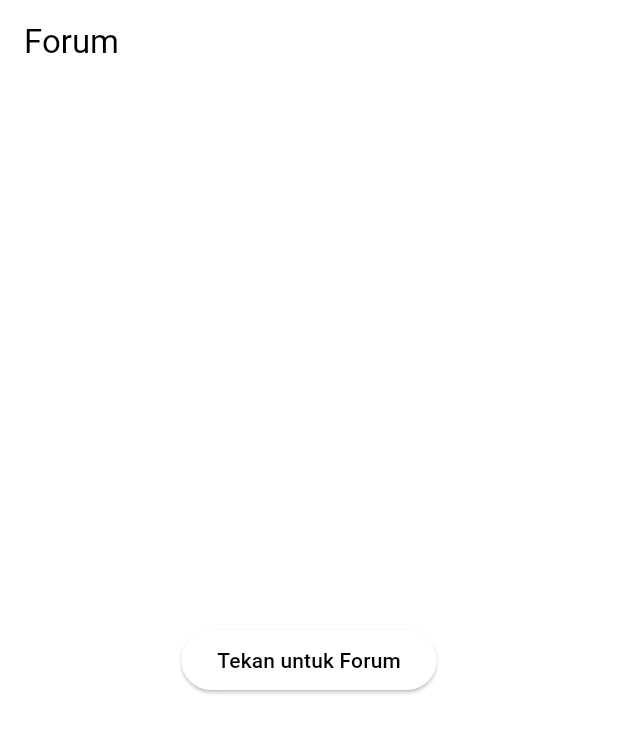
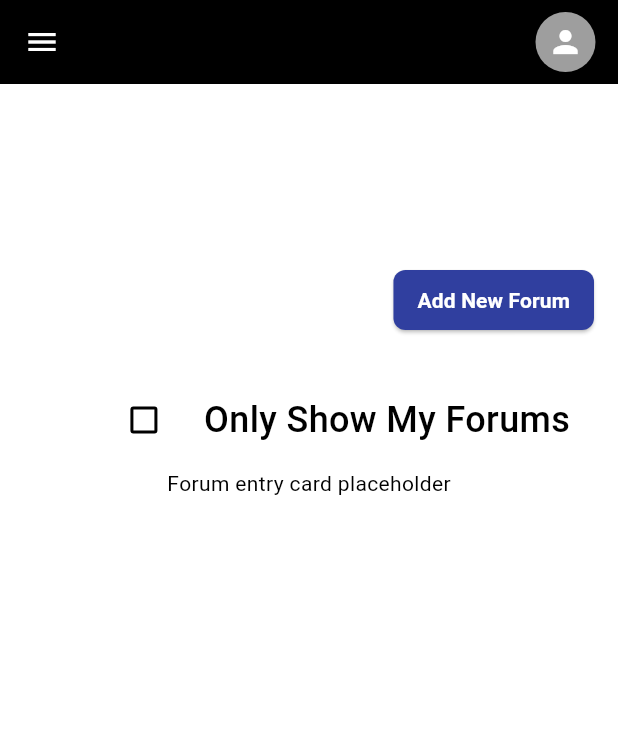
Before and after one commit to PBPgasal24-E01/bandung-couture-mobile, a Flutter app: the ForumPage widget shown alone on an empty page, opened directly, on a phone screen of 412 x 824 dp. Shown: the top 733 px of the screen. Run offline on Flutter 3.47's test engine with Material 3 defaults, Android fonts, the phone set to English and light mode, and no system bars; missing offline and left inert: pbp_django_auth; statements that could not run were skipped.

Commit message:
feat(forum): first commit, nothing works yet, save progress on models, screens, changes on navigation

```diff
--- /dev/null
+++ b/lib/models/forum/forum_entry.dart
@@ -0,0 +1,65 @@
+// To parse this JSON data, do
+//
+//     final forum = forumFromJson(jsonString);
+
+import 'dart:convert';
+
+List<Forum> forumFromJson(String str) => List<Forum>.from(json.decode(str).map((x) => Forum.fromJson(x)));
+
+String forumToJson(List<Forum> data) => json.encode(List<dynamic>.from(data.map((x) => x.toJson())));
+
+class Forum {
+    String model;
+    String pk;
+    Fields fields;
+
+    Forum({
+        required this.model,
+        required this.pk,
+        required this.fields,
+    });
+
+    factory Forum.fromJson(Map<String, dynamic> json) => Forum(
+        model: json["model"],
+        pk: json["pk"],
+        fields: Fields.fromJson(json["fields"]),
+    );
+
+    Map<String, dynamic> toJson() => {
+        "model": model,
+        "pk": pk,
+        "fields": fields.toJson(),
+    };
+}
+
+class Fields {
+    int user;
+    dynamic parent;
+    String title;
+    String details;
+    DateTime time;
+
+    Fields({
+        required this.user,
+        required this.parent,
+        required this.title,
+        required this.details,
+        required this.time,
+    });
+
+    factory Fields.fromJson(Map<String, dynamic> json) => Fields(
+        user: json["user"],
+        parent: json["parent"],
+        title: json["title"],
+        details: json["details"],
+        time: DateTime.parse(json["time"]),
+    );
+
+    Map<String, dynamic> toJson() => {
+        "user": user,
+        "parent": parent,
+        "title": title,
+        "details": details,
+        "time": time.toIso8601String(),
+    };
+}
--- /dev/null
+++ b/lib/screens/forum/forum.dart
@@ -0,0 +1,155 @@
+import 'package:flutter/material.dart';
+import 'package:bandung_couture_mobile/widgets/left_drawer.dart';
+import 'package:bandung_couture_mobile/models/forum/forum_entry.dart'; // Ensure this import is correct and the ForumEntry class is defined in this file
+import 'dart:convert';
+import 'package:bandung_couture_mobile/main.dart';
+import 'package:provider/provider.dart';
+import 'package:bandung_couture_mobile/constants/url.dart';
+
+class ForumPage extends StatefulWidget {
+  final bool idNotFound;
+
+  const ForumPage({Key? key, this.idNotFound = false}) : super(key: key);
+
+  @override
+  State<ForumPage> createState() => _ForumPageState();
+}
+
+class _ForumPageState extends State<ForumPage> {
+  bool showOnlyMyForums = false;
+
+  void showForumForm() {
+    // TODO: Implement forum form dialog
+  }
+
+  Future<List<Forum>> fetchForumEntries() async {
+    final request = context.watch<CookieRequest>();
+    final response = await request.get('${URL.urlLink}forum/show_json_raw/'));
+
+    var data = response;
+
+    List<Forum> listMood = [];
+    for (var d in data) {
+      if (d != null) {
+        listMood.add(Forum.fromJson(d));
+      }
+    }
+    return listMood;
+  }
+
+  @override
+  void initState() {
+    super.initState();
+    refreshForumEntries();
+  }
+
+  void refreshForumEntries() {
+    fetchForumEntries();
+    setState(() {
+      // TODO: Implement forum refresh logic
+    });
+  }
+
+  @override
+	Widget build(BuildContext context) {
+		return Scaffold(
+			appBar: AppBar(
+        backgroundColor: Colors.black, // Latar belakang hitam
+        iconTheme: const IconThemeData(
+          color: Colors.white, // Warna ikon hamburger menu putih
+        ),
+        actions: const [
+          // Avatar di pojok kanan atas
+          CircleAvatar(
+            backgroundColor: Colors.grey,
+            child: Icon(Icons.person, color: Colors.white), // Ikon putih
+          ),
+          SizedBox(width: 15), // Memberikan jarak di sisi kanan
+        ],
+      ),
+      drawer: const LeftDrawer(),
+			body: SingleChildScrollView(
+				child: Padding(
+					padding: const EdgeInsets.fromLTRB(16, 96, 16, 32),
+					child: Column(
+						children: [
+							if (widget.idNotFound)
+								Container(
+									width: double.infinity,
+                  padding: const EdgeInsets.symmetric(vertical: 8, horizontal: 16),
+                  decoration: BoxDecoration(
+                    color: Colors.red[500],
+                    borderRadius: BorderRadius.circular(8),
+                  ),
+                  child: const Text(
+                    'Your requested Forum discussion ID is not Found',
+                    style: TextStyle(color: Colors.white),
+                  ),
+                ),
+
+              Align(
+                alignment: Alignment.centerRight,
+                child: Padding(
+                  padding: const EdgeInsets.symmetric(vertical: 24),
+                  child: ElevatedButton(
+                    onPressed: showForumForm,
+                    style: ElevatedButton.styleFrom(
+                      backgroundColor: Colors.indigo[700],
+                      padding: const EdgeInsets.symmetric(horizontal: 16, vertical: 8),
+                      shape: RoundedRectangleBorder(
+                        borderRadius: BorderRadius.circular(8),
+                      ),
+                    ),
+                    child: const Text(
+                      'Add New Forum',
+                      style: TextStyle(
+                        color: Colors.white,
+                        fontWeight: FontWeight.bold,
+                      ),
+                    ),
+                  ),
+                ),
+              ),
+
+              Padding(
+                padding: const EdgeInsets.symmetric(vertical: 8, horizontal: 16),
+                child: Row(
+                  mainAxisAlignment: MainAxisAlignment.end,
+                  children: [
+                    Checkbox(
+                      value: showOnlyMyForums,
+                      onChanged: (value) {
+                        setState(() {
+                          showOnlyMyForums = value ?? false;
+                          refreshForumEntries();
+                        });
+                      },
+                    ),
+                    const SizedBox(width: 16),
+                    const Text(
+                      'Only Show My Forums',
+                      style: TextStyle(
+                        fontSize: 24,
+                        fontWeight: FontWeight.w500,
+                      ),
+                    ),
+                  ],
+                ),
+              ),
+
+              // Forum entries container
+              Container(
+                child: Column(
+                  children: [
+                    // TODO: Add forum entry cards
+                    Text('Forum entry card placeholder'),
+                  ],
+                ),
+              ),
+            ],
+          ),
+        ),
+      ),
+    );
+  }
+}
--- a/lib/screens/pages.dart
+++ b/lib/screens/pages.dart
@@ -62,24 +62,3 @@ class WishlistPage extends StatelessWidget {
     );
   }
 }
-
-class ForumPage extends StatelessWidget {
-  const ForumPage({super.key});
-
-  @override
-  Widget build(BuildContext context) {
-    return Scaffold(
-      appBar: AppBar(title: const Text('Forum')),
-      body: Center(
-        child: ElevatedButton(
-          onPressed: () {
-            ScaffoldMessenger.of(context).showSnackBar(
-              const SnackBar(content: Text('Kamu menekan tombol Forum')),
-            );
-          },
-          child: const Text('Tekan untuk Forum'),
-        ),
-      ),
-    );
-  }
-}
--- a/lib/widgets/left_drawer.dart
+++ b/lib/widgets/left_drawer.dart
@@ -2,6 +2,7 @@ import 'package:bandung_couture_mobile/constants/url.dart';
 import 'package:bandung_couture_mobile/screens/login.dart';
 import 'package:bandung_couture_mobile/screens/menu.dart';
 import 'package:bandung_couture_mobile/screens/pages.dart';
+import 'package:bandung_couture_mobile/screens/forum/forum.dart';
 import 'package:flutter/material.dart';
 import 'package:pbp_django_auth/pbp_django_auth.dart';
 import 'package:provider/provider.dart';
```
